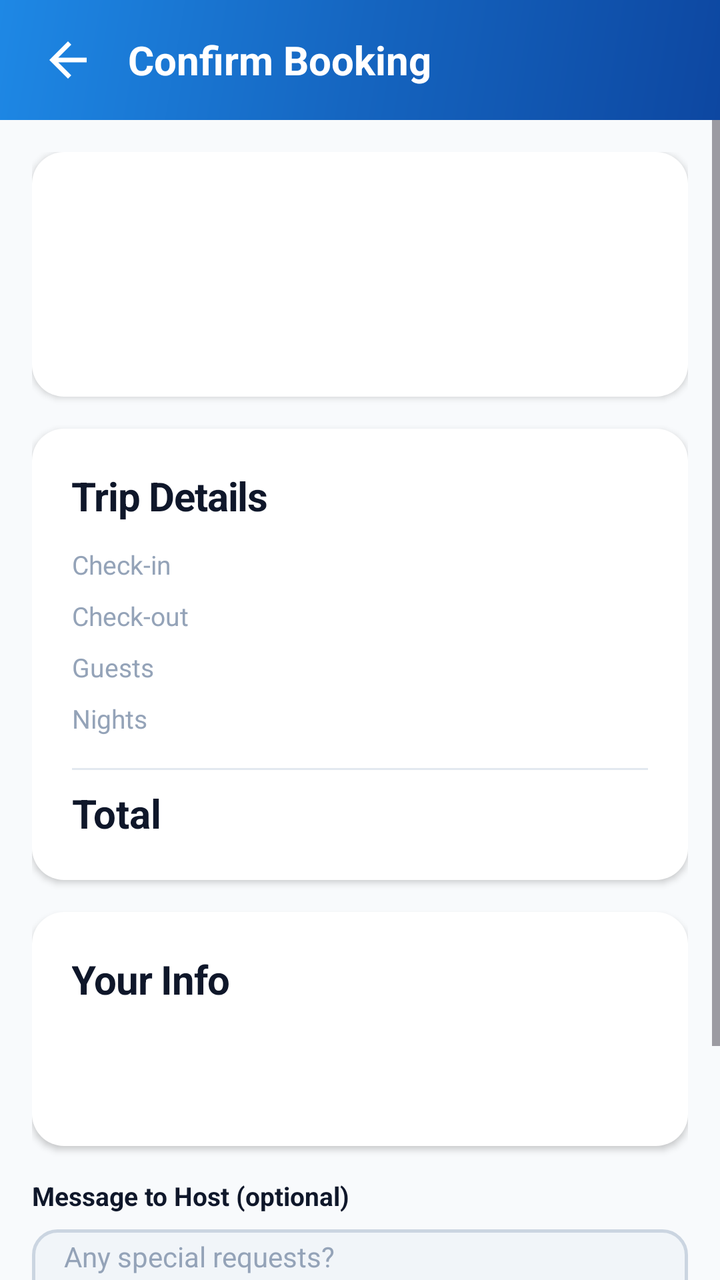
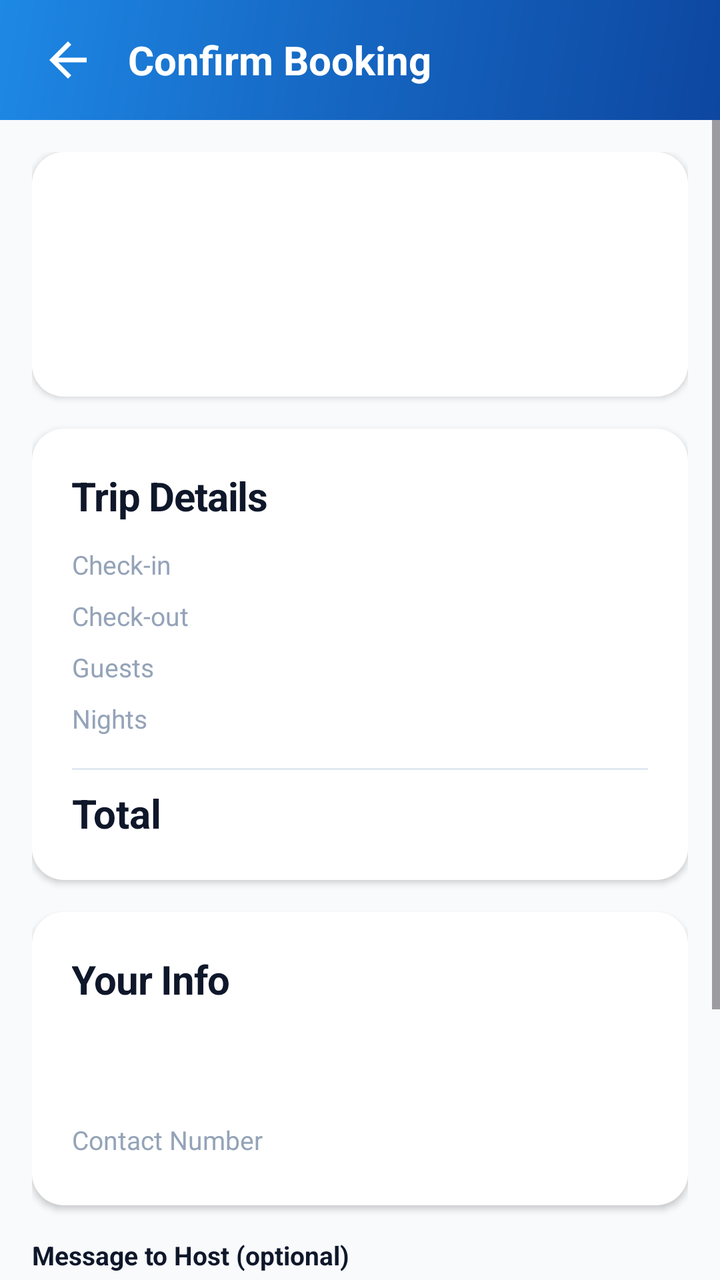

Screens rendered from an Android XML layout before and after an edit, with the pre-edit source and the edit as a unified diff.
<!-- AndroidManifest.xml: application theme Theme.TestApplication -->
<!-- res/layout/activity_confirm_booking.xml -->
<?xml version="1.0" encoding="utf-8"?>
<LinearLayout xmlns:android="http://schemas.android.com/apk/res/android"
    android:layout_width="match_parent"
    android:layout_height="match_parent"
    android:orientation="vertical"
    android:background="@color/lodgio_bg">

    
    <LinearLayout
        android:layout_width="match_parent"
        android:layout_height="@dimen/toolbar_height"
        android:background="@drawable/bg_gradient_primary"
        android:gravity="center_vertical"
        android:paddingHorizontal="@dimen/spacing_base"
        android:orientation="horizontal">

        <ImageView
            android:id="@+id/btnBack"
            android:layout_width="@dimen/icon_lg"
            android:layout_height="@dimen/icon_lg"
            android:src="@drawable/ic_arrow_back"
            android:contentDescription="Back"
            android:padding="@dimen/spacing_xs" />

        <TextView
            android:layout_width="0dp"
            android:layout_height="wrap_content"
            android:layout_weight="1"
            android:text="Confirm Booking"
            android:textColor="@color/white"
            android:textSize="@dimen/text_title"
            android:textStyle="bold"
            android:layout_marginStart="@dimen/spacing_md" />
    </LinearLayout>

    <ProgressBar
        android:id="@+id/progressBar"
        android:layout_width="wrap_content"
        android:layout_height="wrap_content"
        android:layout_gravity="center"
        android:layout_marginTop="@dimen/spacing_lg"
        android:visibility="gone" />

    <ScrollView
        android:layout_width="match_parent"
        android:layout_height="match_parent">

        <LinearLayout
            android:layout_width="match_parent"
            android:layout_height="wrap_content"
            android:orientation="vertical"
            android:padding="@dimen/spacing_base">

            
            <LinearLayout
                android:layout_width="match_parent"
                android:layout_height="wrap_content"
                android:orientation="vertical"
                android:background="@drawable/card_background"
                android:padding="@dimen/spacing_lg"
                android:elevation="@dimen/elevation_sm"
                android:layout_marginBottom="@dimen/spacing_base">

                <TextView
                    android:id="@+id/tvListingTitle"
                    android:layout_width="wrap_content"
                    android:layout_height="wrap_content"
                    android:textSize="@dimen/text_title"
                    android:textStyle="bold"
                    android:textColor="@color/lodgio_text_primary"
                    android:layout_marginBottom="@dimen/spacing_xs" />

                <TextView
                    android:id="@+id/tvListingCity"
                    android:layout_width="wrap_content"
                    android:layout_height="wrap_content"
                    android:textSize="@dimen/text_body_sm"
                    android:textColor="@color/lodgio_text_secondary"
                    android:layout_marginBottom="@dimen/spacing_md" />

                <TextView
                    android:id="@+id/tvPricePerNight"
                    android:layout_width="wrap_content"
                    android:layout_height="wrap_content"
                    android:textSize="@dimen/text_subtitle"
                    android:textStyle="bold"
                    android:textColor="@color/lodgio_primary" />
            </LinearLayout>

            
            <LinearLayout
                android:layout_width="match_parent"
                android:layout_height="wrap_content"
                android:orientation="vertical"
                android:background="@drawable/card_background"
                android:padding="@dimen/spacing_lg"
                android:elevation="@dimen/elevation_sm"
                android:layout_marginBottom="@dimen/spacing_base">

                <TextView
                    android:layout_width="wrap_content"
                    android:layout_height="wrap_content"
                    android:text="Trip Details"
                    style="@style/LodgioSectionHeader"
                    android:layout_marginBottom="@dimen/spacing_md" />

                <LinearLayout android:layout_width="match_parent" android:layout_height="wrap_content"
                    android:orientation="horizontal" android:layout_marginBottom="@dimen/spacing_sm">
                    <TextView android:layout_width="0dp" android:layout_height="wrap_content" android:layout_weight="1"
                        android:text="Check-in" android:textColor="@color/lodgio_text_hint" android:textSize="@dimen/text_body_sm" />
                    <TextView android:id="@+id/tvCheckIn" android:layout_width="wrap_content" android:layout_height="wrap_content"
                        android:textStyle="bold" android:textSize="@dimen/text_body_sm" android:textColor="@color/lodgio_text_primary" />
                </LinearLayout>

                <LinearLayout android:layout_width="match_parent" android:layout_height="wrap_content"
                    android:orientation="horizontal" android:layout_marginBottom="@dimen/spacing_sm">
                    <TextView android:layout_width="0dp" android:layout_height="wrap_content" android:layout_weight="1"
                        android:text="Check-out" android:textColor="@color/lodgio_text_hint" android:textSize="@dimen/text_body_sm" />
                    <TextView android:id="@+id/tvCheckOut" android:layout_width="wrap_content" android:layout_height="wrap_content"
                        android:textStyle="bold" android:textSize="@dimen/text_body_sm" android:textColor="@color/lodgio_text_primary" />
                </LinearLayout>

                <LinearLayout android:layout_width="match_parent" android:layout_height="wrap_content"
                    android:orientation="horizontal" android:layout_marginBottom="@dimen/spacing_sm">
                    <TextView android:layout_width="0dp" android:layout_height="wrap_content" android:layout_weight="1"
                        android:text="Guests" android:textColor="@color/lodgio_text_hint" android:textSize="@dimen/text_body_sm" />
                    <TextView android:id="@+id/tvGuests" android:layout_width="wrap_content" android:layout_height="wrap_content"
                        android:textStyle="bold" android:textSize="@dimen/text_body_sm" android:textColor="@color/lodgio_text_primary" />
                </LinearLayout>

                <LinearLayout android:layout_width="match_parent" android:layout_height="wrap_content"
                    android:orientation="horizontal" android:layout_marginBottom="@dimen/spacing_sm">
                    <TextView android:layout_width="0dp" android:layout_height="wrap_content" android:layout_weight="1"
                        android:text="Nights" android:textColor="@color/lodgio_text_hint" android:textSize="@dimen/text_body_sm" />
                    <TextView android:id="@+id/tvNights" android:layout_width="wrap_content" android:layout_height="wrap_content"
                        android:textStyle="bold" android:textSize="@dimen/text_body_sm" android:textColor="@color/lodgio_text_primary" />
                </LinearLayout>

                <View android:layout_width="match_parent" android:layout_height="1dp"
                    android:background="@color/lodgio_divider" android:layout_marginVertical="@dimen/spacing_sm" />

                <LinearLayout android:layout_width="match_parent" android:layout_height="wrap_content"
                    android:orientation="horizontal">
                    <TextView android:layout_width="0dp" android:layout_height="wrap_content" android:layout_weight="1"
                        android:text="Total" android:textStyle="bold" android:textSize="@dimen/text_title"
                        android:textColor="@color/lodgio_text_primary" />
                    <TextView android:id="@+id/tvTotal" android:layout_width="wrap_content" android:layout_height="wrap_content"
                        android:textStyle="bold" android:textSize="@dimen/text_title" android:textColor="@color/lodgio_primary" />
                </LinearLayout>
            </LinearLayout>

            
            <LinearLayout
                android:layout_width="match_parent"
                android:layout_height="wrap_content"
                android:orientation="vertical"
                android:background="@drawable/card_background"
                android:padding="@dimen/spacing_lg"
                android:elevation="@dimen/elevation_sm"
                android:layout_marginBottom="@dimen/spacing_base">

                <TextView
                    android:layout_width="wrap_content"
                    android:layout_height="wrap_content"
                    android:text="Your Info"
                    style="@style/LodgioSectionHeader"
                    android:layout_marginBottom="@dimen/spacing_sm" />

                <TextView
                    android:id="@+id/tvGuestName"
                    android:layout_width="wrap_content"
                    android:layout_height="wrap_content"
                    android:textSize="@dimen/text_body"
                    android:textColor="@color/lodgio_text_primary"
                    android:layout_marginBottom="@dimen/spacing_xs" />

                <TextView
                    android:id="@+id/tvGuestPhone"
                    android:layout_width="wrap_content"
                    android:layout_height="wrap_content"
                    android:textSize="@dimen/text_body_sm"
                    android:textColor="@color/lodgio_text_secondary" />
            </LinearLayout>

            
            <TextView
                android:layout_width="wrap_content"
                android:layout_height="wrap_content"
                android:text="Message to Host (optional)"
                android:textStyle="bold"
                android:textSize="@dimen/text_body_sm"
                android:textColor="@color/lodgio_text_primary"
                android:layout_marginBottom="@dimen/spacing_sm" />

            <EditText
                android:id="@+id/etMessage"
                android:layout_width="match_parent"
                android:layout_height="80dp"
                android:background="@drawable/input_background"
                android:hint="Any special requests?"
                android:textColorHint="@color/lodgio_text_hint"
                android:textColor="@color/lodgio_text_primary"
                android:gravity="top"
                android:textSize="14sp"
                android:layout_marginBottom="@dimen/spacing_xl" />

            <Button
                android:id="@+id/btnProceedToPayment"
                android:layout_width="match_parent"
                android:layout_height="@dimen/btn_height"
                android:background="@drawable/btn_primary_bg"
                android:text="Proceed to Payment"
                android:textColor="@color/white"
                android:textSize="@dimen/text_subtitle"
                android:textAllCaps="false"
                android:textStyle="bold" />
        </LinearLayout>
    </ScrollView>
</LinearLayout>
<!-- resources referenced by this layout -->
<resources>
  <color name="lodgio_bg">#F8FAFC</color>
  <color name="lodgio_divider">#E2E8F0</color>
  <color name="lodgio_primary">#1565C0</color>
  <color name="lodgio_text_hint">#94A3B8</color>
  <color name="lodgio_text_primary">#0F172A</color>
  <color name="lodgio_text_secondary">#64748B</color>
  <color name="white">#FFFFFFFF</color>
  <dimen name="btn_height">52dp</dimen>
  <dimen name="elevation_sm">2dp</dimen>
  <dimen name="icon_lg">36dp</dimen>
  <dimen name="spacing_base">16dp</dimen>
  <dimen name="spacing_lg">20dp</dimen>
  <dimen name="spacing_md">12dp</dimen>
  <dimen name="spacing_sm">8dp</dimen>
  <dimen name="spacing_xl">24dp</dimen>
  <dimen name="spacing_xs">4dp</dimen>
  <dimen name="text_body">15sp</dimen>
  <dimen name="text_body_sm">13sp</dimen>
  <dimen name="text_subtitle">16sp</dimen>
  <dimen name="text_title">20sp</dimen>
  <dimen name="toolbar_height">60dp</dimen>
  <!-- drawable bg_gradient_primary (drawable) -->
  <?xml version="1.0" encoding="utf-8"?>
  <shape xmlns:android="http://schemas.android.com/apk/res/android"
      android:shape="rectangle">
      <gradient
          android:startColor="@color/lodgio_gradient_start"
          android:centerColor="@color/lodgio_gradient_mid"
          android:endColor="@color/lodgio_gradient_end"
          android:angle="135" />
  </shape>
  <!-- drawable btn_primary_bg (drawable) -->
  <?xml version="1.0" encoding="utf-8"?>
  <shape xmlns:android="http://schemas.android.com/apk/res/android"
      android:shape="rectangle">
      <gradient
          android:startColor="@color/lodgio_primary"
          android:endColor="@color/lodgio_primary_dark"
          android:angle="90" />
      <corners android:radius="@dimen/radius_md" />
  </shape>
  <!-- drawable card_background (drawable) -->
  <?xml version="1.0" encoding="utf-8"?>
  <shape xmlns:android="http://schemas.android.com/apk/res/android"
      android:shape="rectangle">
      <solid android:color="@color/white" />
      <corners android:radius="@dimen/radius_lg" />
  </shape>
  <!-- drawable ic_arrow_back (drawable) -->
  <?xml version="1.0" encoding="utf-8"?>
  <vector xmlns:android="http://schemas.android.com/apk/res/android"
      android:width="24dp"
      android:height="24dp"
      android:viewportWidth="24"
      android:viewportHeight="24">
      <path
          android:fillColor="#FFFFFF"
          android:pathData="M20,11H7.83l5.59,-5.59L12,4l-8,8 8,8 1.41,-1.41L7.83,13H20v-2z" />
  </vector>
  <!-- drawable input_background (drawable) -->
  <?xml version="1.0" encoding="utf-8"?>
  <shape xmlns:android="http://schemas.android.com/apk/res/android"
      android:shape="rectangle">
      <solid android:color="@color/lodgio_input_bg" />
      <corners android:radius="@dimen/radius_md" />
      <stroke android:width="1.5dp" android:color="@color/lodgio_input_stroke" />
      <padding android:left="16dp" android:right="16dp" android:top="4dp" android:bottom="4dp" />
  </shape>
  <style name="LodgioSectionHeader">
          <item name="android:textSize">@dimen/text_title</item>
          <item name="android:textStyle">bold</item>
          <item name="android:textColor">@color/lodgio_text_primary</item>
          <item name="android:letterSpacing">-0.02</item>
      </style>
  <style name="Theme.TestApplication" parent="Base.Theme.TestApplication" />
  <color name="lodgio_gradient_start">#0D47A1</color>
  <color name="lodgio_gradient_mid">#1565C0</color>
  <color name="lodgio_gradient_end">#1E88E5</color>
  <color name="lodgio_primary_dark">#0D47A1</color>
  <dimen name="radius_md">12dp</dimen>
  <dimen name="radius_lg">16dp</dimen>
  <color name="lodgio_input_bg">#F1F5F9</color>
  <color name="lodgio_input_stroke">#CBD5E1</color>
  <color name="lodgio_accent">#FF8F00</color>
  <!-- unchanged entries left out for length: 1 -->
</resources>

<!-- the commit's change to res/layout/activity_confirm_booking.xml (unified diff, before → after) -->
@@ -179,7 +179,24 @@
                     android:layout_width="wrap_content"
                     android:layout_height="wrap_content"
                     android:textSize="@dimen/text_body_sm"
-                    android:textColor="@color/lodgio_text_secondary" />
+                    android:textColor="@color/lodgio_text_secondary"
+                    android:layout_marginBottom="@dimen/spacing_sm" />
+
+                
+                <TextView
+                    android:layout_width="wrap_content"
+                    android:layout_height="wrap_content"
+                    android:text="Contact Number"
+                    android:textSize="@dimen/text_body_sm"
+                    android:textColor="@color/lodgio_text_hint"
+                    android:layout_marginBottom="@dimen/spacing_xs" />
+
+                <Spinner
+                    android:id="@+id/spContactNumber"
+                    android:layout_width="match_parent"
+                    android:layout_height="@dimen/input_height"
+                    android:background="@drawable/input_background"
+                    android:visibility="gone" />
             </LinearLayout>
 
             
<!-- resource entries referenced after the edit -->
@@ -10,6 +10,7 @@
   <dimen name="btn_height">52dp</dimen>
   <dimen name="elevation_sm">2dp</dimen>
   <dimen name="icon_lg">36dp</dimen>
+  <dimen name="input_height">52dp</dimen>
   <dimen name="spacing_base">16dp</dimen>
   <dimen name="spacing_lg">20dp</dimen>
   <dimen name="spacing_md">12dp</dimen>
